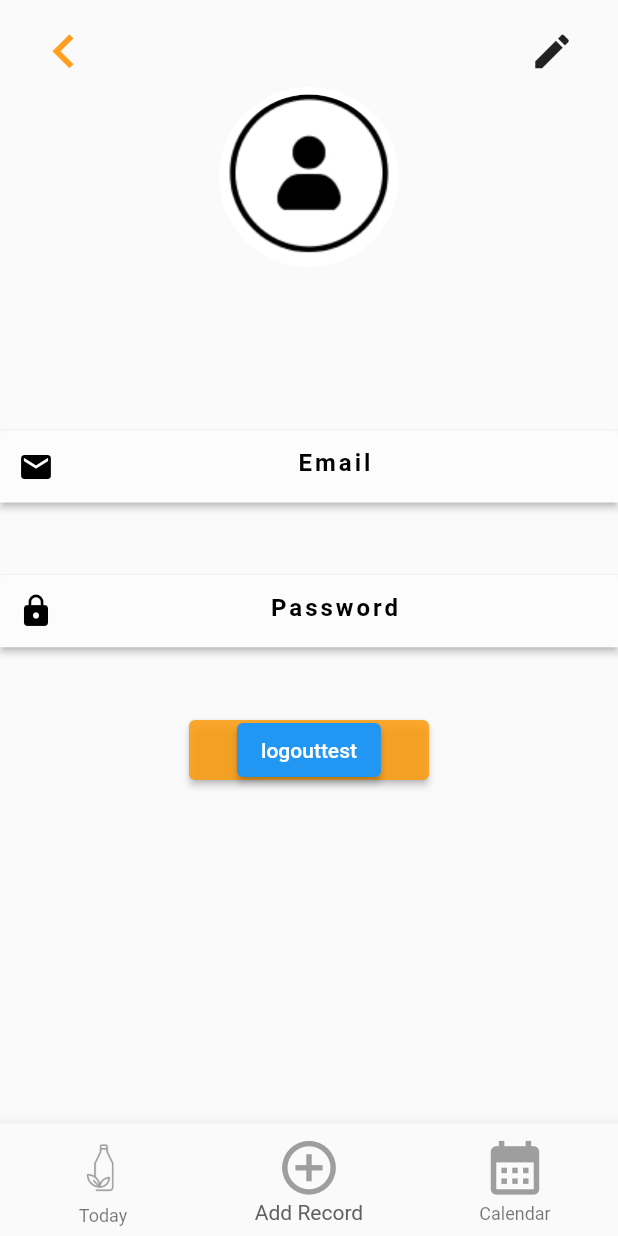
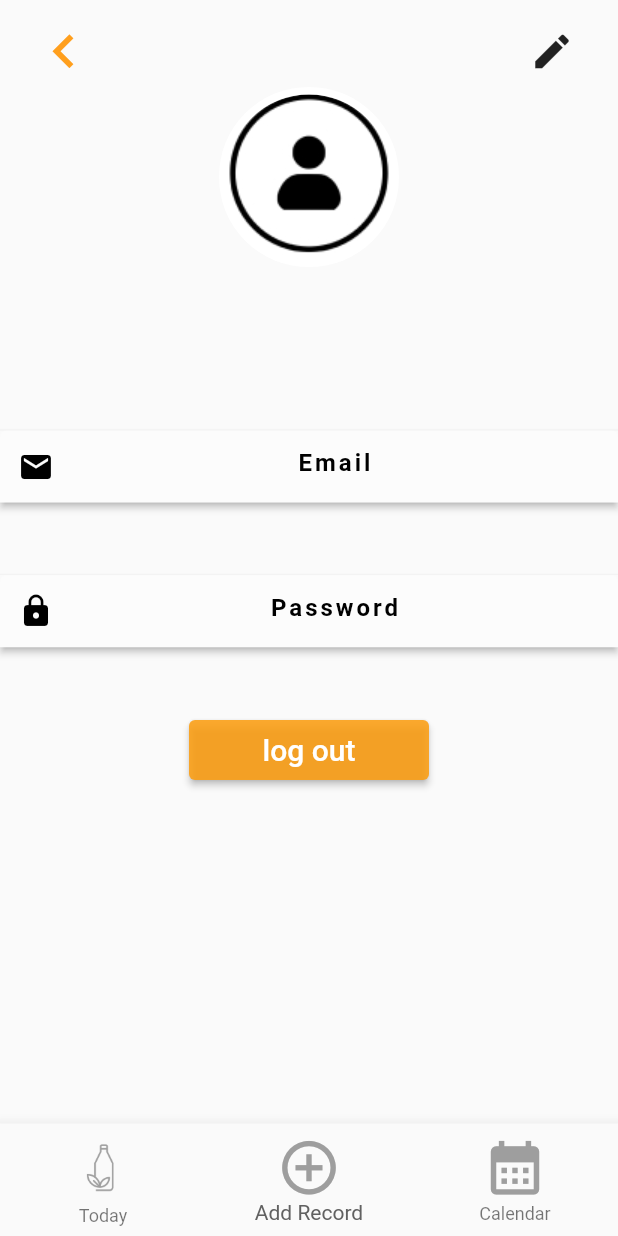
Before and after one commit to suisuiss/Plastic-Recorder, a Flutter app: the ProfilePage screen opened by its route, item 2 of the bottom bar chosen, scrolled down 395 dp, after a tap on the "chevron left" icon, on a phone screen of 412 x 824 dp. Run offline on Flutter 3.47's test engine with Material 2 defaults, Android fonts, the phone set to English and light mode, and no system bars; our stand-ins replace firebase_auth, firebase_core, flutter_image_slideshow, page_view_indicators, table_calendar; accounts and stored records are empty.

Commit message:
update Profile_page

```diff
--- a/plastic_recorder/lib/profile_page.dart
+++ b/plastic_recorder/lib/profile_page.dart
@@ -1,12 +1,8 @@
-
-import 'package:firebase_auth/firebase_auth.dart';
-import 'package:firebase_core/firebase_core.dart';
 import 'package:flutter/material.dart';
 import 'package:plastic_recorder/editprofile_page.dart';
 import 'package:plastic_recorder/footer.dart';
 import 'package:plastic_recorder/header.dart';
 import 'package:plastic_recorder/login_screen.dart';
-
 
 class ProfilePage extends StatefulWidget {
   const ProfilePage({Key? key}) : super(key: key);
@@ -45,8 +41,6 @@ class _ProfilePageState extends State<ProfilePage> {
   }
 
   @override
-
-  final user = FirebaseAuth.instance.currentUser!;
   Widget build(BuildContext context) {
     return Scaffold(
       resizeToAvoidBottomInset: false,
@@ -86,18 +80,13 @@ class _ProfilePageState extends State<ProfilePage> {
                               style: ElevatedButton.styleFrom(
                                   primary:
                                       const Color.fromARGB(221, 252, 157, 15)),
-                              child: Center(
-                                child: ElevatedButton(
-                                 child: Text('logouttest'),
-                                 onPressed: ()=>{
-                                   FirebaseAuth.instance.signOut(),
-                                    Navigator.of(context).pushNamedAndRemoveUntil('/home', (Route<dynamic> route) =>false)
-                                 },
-                                //  onPressed: () =>FirebaseAuth.instance.signOut();
-                                  // style: TextStyle(
-                                  //   fontSize: 20,
-                                  //   color: Colors.white,
-                                  // ),
+                              child: const Center(
+                                child: Text(
+                                  "log out",
+                                  style: TextStyle(
+                                    fontSize: 20,
+                                    color: Colors.white,
+                                  ),
                                 ),
                               ),
                             ),
@@ -133,8 +122,6 @@ class _ProfilePageState extends State<ProfilePage> {
         ),
       ),
     );
-
-
   }
 }
 
```
